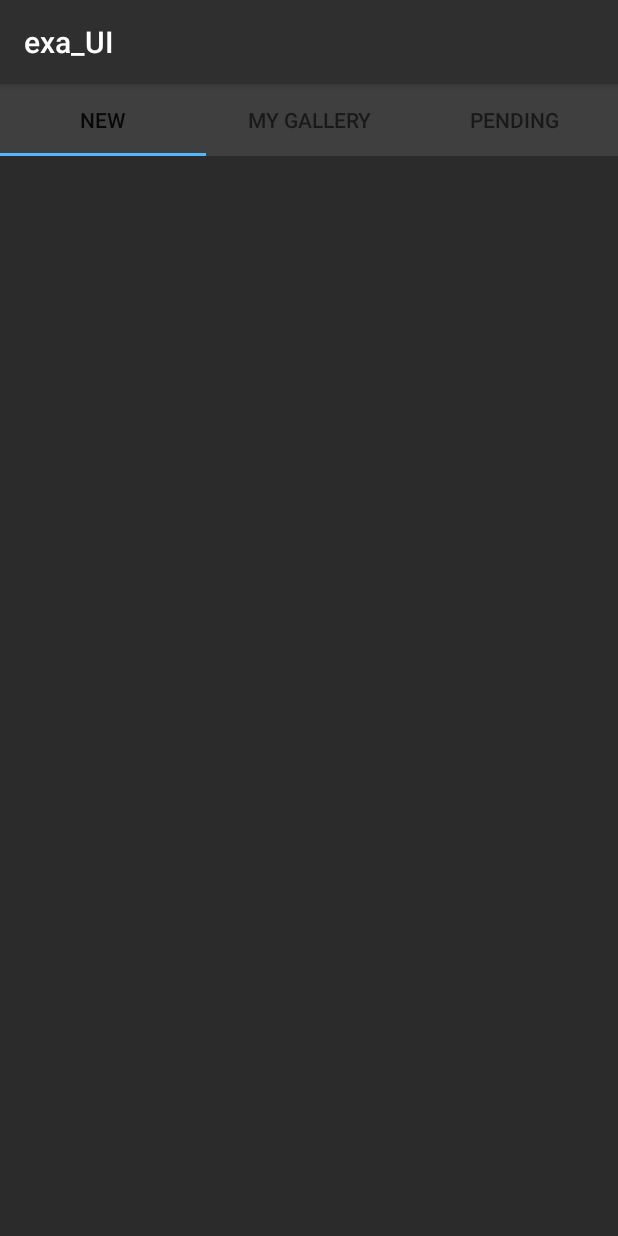
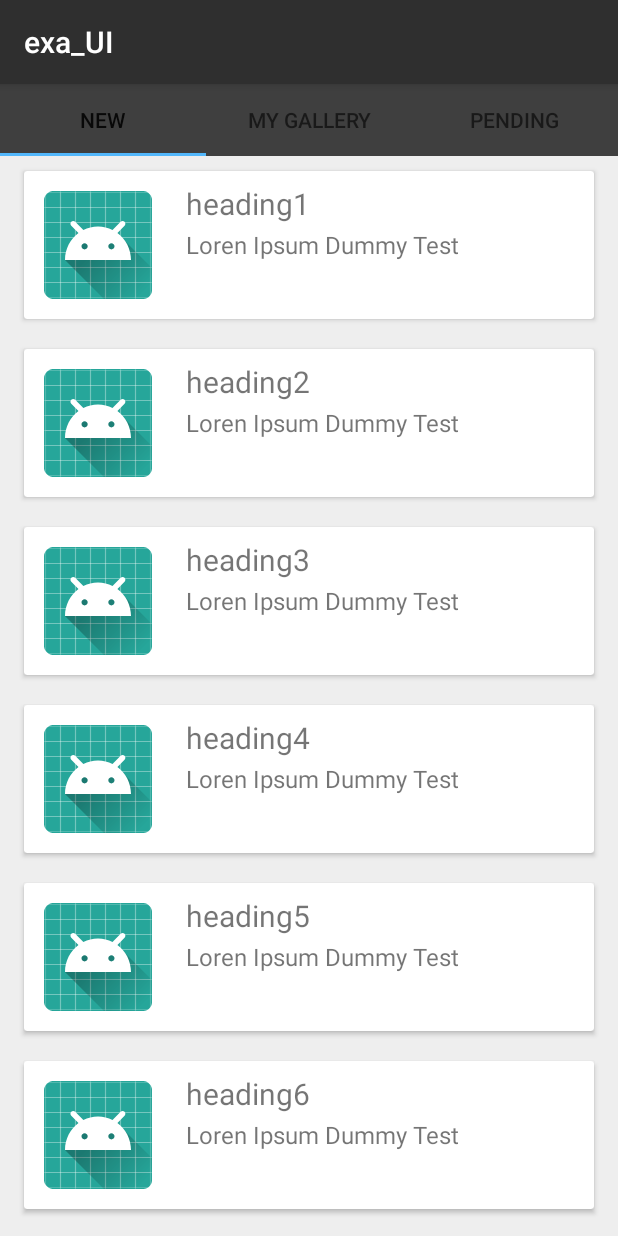
Before and after one commit to Aseer-Ahmad/start_here, an Android app: the fragmentnew screen opened directly, with no data from a screen before it, on a phone screen of 412 x 824 dp. Run offline under Robolectric (Android 15) with nearby library versions, the phone set to English and light mode, and no system bars.

Commit message:
Card view done

```diff
--- a/ExaVaganza/app/src/main/AndroidManifest.xml
+++ b/ExaVaganza/app/src/main/AndroidManifest.xml
@@ -8,7 +8,8 @@
         android:label="@string/app_name"
         android:roundIcon="@mipmap/ic_launcher_round"
         android:supportsRtl="true"
-        android:theme="@style/AppTheme">
+        android:theme="@style/AppTheme"
+            >
         <activity android:name=".MainActivity">
             <intent-filter>
                 <action android:name="android.intent.action.MAIN" />
--- /dev/null
+++ b/ExaVaganza/app/src/main/java/com/example/newu/exa_ui/ListItem.java
@@ -0,0 +1,26 @@
+package com.example.newu.exa_ui;
+
+/**
+ * Created by cruzer on 9/3/18.
+ */
+
+public class ListItem {
+
+    public ListItem() {
+    }
+    private String head;
+    private String desc;
+
+    public ListItem(String head, String desc) {
+        this.head = head;
+        this.desc = desc;
+    }
+
+    public String getHead() {
+        return head;
+    }
+
+    public String getDesc() {
+        return desc;
+    }
+}
--- /dev/null
+++ b/ExaVaganza/app/src/main/java/com/example/newu/exa_ui/MyAdapter.java
@@ -0,0 +1,106 @@
+package com.example.newu.exa_ui;
+
+/**
+ * Created by cruzer on 9/3/18.
+ */
+
+import android.content.Context;
+import android.support.annotation.NonNull;
+import android.support.v7.widget.RecyclerView;
+import android.view.LayoutInflater;
+import android.view.View;
+import android.view.ViewGroup;
+import android.widget.TextView;
+
+import java.util.List;
+
+/**
+ * Created by cruzer on 8/3/18.
+ */
+
+/*
+The adapter is the piece that will connect our data to our RecyclerView and determine the
+ViewHolder(s) which will need to be used to display that data.
+*/
+
+public class MyAdapter extends RecyclerView.Adapter<MyAdapter.ViewHolder> {
+
+    // Inputing Data in the list
+
+    private List<ListItem> listItems;;
+    private Context context;
+
+    public MyAdapter(List<ListItem> listItems, Context context) {
+        this.listItems = listItems;
+        this.context = context;
+    }
+
+
+
+
+    @NonNull
+    @Override
+    public ViewHolder onCreateViewHolder(@NonNull ViewGroup parent, int viewType) {
+
+        /*
+        This method is called right when the adapter is created and is
+        used to initialize your ViewHolder(s).This new ViewHolder should
+        be constructed with a new View that can represent the items of the
+        given type. You can either create a new View manually or inflate
+        it from an XML layout file.
+        */
+
+        View v = LayoutInflater.from(parent.getContext())
+                .inflate(R.layout.list_item,parent,false);
+        return new ViewHolder(v);
+    }
+
+    @Override
+    public void onBindViewHolder(@NonNull ViewHolder holder, int position) {
+
+        /*
+        This method is called for each ViewHolder to bind it to the adapter.
+        This is where we will pass our data to our ViewHolder.
+        Called by RecyclerView to display the data at the specified position.
+        This method should update the contents of the itemView to reflect the
+        item at the given position.
+        */
+
+        ListItem listItem = listItems.get(position); // Will give the specific position object of listitem
+
+        // Setting the values in holder so as to display in the recycler view
+
+        holder.textViewHead.setText(listItem.getHead());
+        holder.textViewDesc.setText(listItem.getDesc());
+    }
+
+    @Override
+    public int getItemCount() {
+        /*
+        This method returns the size of the collection that contains the items
+        we want to display.
+        */
+        return listItems.size();
+    }
+
+
+    public class ViewHolder extends RecyclerView.ViewHolder{
+
+        /*
+        The RecyclerView.ViewHolder class has a field that is public final View itemView.
+        It says that the onBindViewHolder method should update the contents of the itemView to
+        reflect the item at the given position .
+        */
+
+        public TextView textViewHead;
+        public TextView textViewDesc;
+
+        public ViewHolder(View itemView) {
+            super(itemView);
+
+            textViewHead = itemView.findViewById(R.id.textViewHead);
+            textViewDesc = itemView.findViewById(R.id.textViewDesc);
+
+        }
+    }
+}
--- a/ExaVaganza/app/src/main/java/com/example/newu/exa_ui/fragmentnew.java
+++ b/ExaVaganza/app/src/main/java/com/example/newu/exa_ui/fragmentnew.java
@@ -1,11 +1,18 @@
 package com.example.newu.exa_ui;
 
+import android.app.LauncherActivity;
+import android.support.annotation.NonNull;
 import android.support.v4.app.Fragment;
 import android.os.Bundle;
 import android.support.annotation.Nullable;
+import android.support.v7.widget.LinearLayoutManager;
+import android.support.v7.widget.RecyclerView;
 import android.view.LayoutInflater;
 import android.view.View;
 import android.view.ViewGroup;
+
+import java.util.ArrayList;
+import java.util.List;
 
 /**
  * Created by nEW u on 08/03/2018.
@@ -13,17 +20,53 @@ import android.view.ViewGroup;
 
 public class fragmentnew extends Fragment {
 
+    private RecyclerView recyclerView;
+    private RecyclerView.Adapter adapter;
+    private List<ListItem> listItems;
+
     View v;
     public fragmentnew() {
+
     }
+
 
     @Nullable
     @Override
     public View onCreateView(LayoutInflater inflater, @Nullable ViewGroup container, Bundle savedInstanceState) {
+
         v=inflater.inflate(R.layout.new_space,container,false);
+        // inflator sets the UI of fragment to new_space
+
         return v;
 
     }
 
+    @Override
+    public void onViewCreated(@NonNull View view, @Nullable Bundle savedInstanceState) {
+        super.onViewCreated(view, savedInstanceState);
+        recyclerView = getView().findViewById(R.id.recyclerview);
+    }
 
-}
+    @Override
+    public void onStart() {
+        super.onStart();
+
+
+            recyclerView.setHasFixedSize(true);
+            recyclerView.setLayoutManager(new LinearLayoutManager(this.getActivity()));
+            listItems = new ArrayList<>();
+
+            for(int i = 0;i<=10;i++){
+                ListItem listItem = new ListItem(
+                        "heading" + (i+1),
+                        "Loren Ipsum Dummy Test"
+                );
+                listItems.add(listItem);
+            }
+
+            adapter = new MyAdapter(listItems, this.getActivity());
+            recyclerView.setAdapter(adapter);
+        }
+
+
+    }
--- a/ExaVaganza/app/src/main/java/com/example/newu/exa_ui/fragmentpending.java
+++ b/ExaVaganza/app/src/main/java/com/example/newu/exa_ui/fragmentpending.java
@@ -1,28 +1,72 @@
 package com.example.newu.exa_ui;
 
+import android.app.LauncherActivity;
+import android.support.annotation.NonNull;
 import android.support.v4.app.Fragment;
 import android.os.Bundle;
 import android.support.annotation.Nullable;
+import android.support.v7.widget.LinearLayoutManager;
+import android.support.v7.widget.RecyclerView;
 import android.view.LayoutInflater;
 import android.view.View;
 import android.view.ViewGroup;
 
-import java.util.zip.Inflater;
+import java.util.ArrayList;
+import java.util.List;
 
 /**
  * Created by nEW u on 08/03/2018.
  */
 
-public class fragmentpending extends Fragment{
+public class fragmentpending extends Fragment {
+
+    private RecyclerView recyclerView;
+    private RecyclerView.Adapter adapter;
+    private List<ListItem> listItems;
 
     View v;
     public fragmentpending() {
+
     }
+
 
     @Nullable
     @Override
     public View onCreateView(LayoutInflater inflater, @Nullable ViewGroup container, Bundle savedInstanceState) {
-        v= inflater.inflate(R.layout.pending,container,false);
+
+        v=inflater.inflate(R.layout.new_space,container,false);
+        // inflator sets the UI of fragment to new_space
+
         return v;
+
     }
+
+    @Override
+    public void onViewCreated(@NonNull View view, @Nullable Bundle savedInstanceState) {
+        super.onViewCreated(view, savedInstanceState);
+        recyclerView = getView().findViewById(R.id.recyclerview);
+    }
+
+    @Override
+    public void onStart() {
+        super.onStart();
+
+
+        recyclerView.setHasFixedSize(true);
+        recyclerView.setLayoutManager(new LinearLayoutManager(this.getActivity()));
+        listItems = new ArrayList<>();
+
+        for(int i = 0;i<=10;i++){
+            ListItem listItem = new ListItem(
+                    "heading" + (i+1),
+                    "Loren Ipsum Dummy Test"
+            );
+            listItems.add(listItem);
+        }
+
+        adapter = new MyAdapter(listItems, this.getActivity());
+        recyclerView.setAdapter(adapter);
+    }
+
+
 }
--- /dev/null
+++ b/ExaVaganza/app/src/main/res/layout/list_item.xml
@@ -0,0 +1,55 @@
+<?xml version="1.0" encoding="utf-8"?>
+<LinearLayout
+    xmlns:android="http://schemas.android.com/apk/res/android" android:layout_width="match_parent"
+    android:layout_height="wrap_content"
+    android:background="#EEEEEE">
+
+
+    <android.support.v7.widget.CardView
+        android:layout_width="match_parent"
+        android:layout_height="wrap_content"
+        android:layout_marginBottom="10dp"
+        android:layout_marginStart="16dp"
+        android:layout_marginEnd="16dp"
+        android:layout_marginTop="10dp"
+        android:elevation="20dp">
+
+        <RelativeLayout
+            android:layout_width="match_parent"
+            android:layout_height="wrap_content"
+            android:orientation="vertical"
+            android:padding="8dp">
+
+            <ImageView
+                android:id="@+id/imageView"
+                android:tag="image_tag"
+                android:layout_width="wrap_content"
+                android:layout_height="wrap_content"
+                android:layout_margin="5dp"
+                android:layout_weight="1"
+                android:src="@mipmap/ic_launcher"/>
+
+            <TextView
+                android:id="@+id/textViewHead"
+                android:layout_width="match_parent"
+                android:layout_height="wrap_content"
+                android:layout_alignParentStart="true"
+                android:layout_alignParentTop="true"
+                android:layout_marginStart="100dp"
+                android:text="Heading"
+                android:textSize="20dp"
+                android:layout_alignParentLeft="true"
+                android:layout_marginLeft="100dp" />
+
+            <TextView
+                android:id="@+id/textViewDesc"
+                android:layout_width="match_parent"
+                android:layout_height="wrap_content"
+                android:layout_alignStart="@+id/textViewHead"
+                android:layout_centerVertical="true"
+                android:text="Description"
+                android:textSize="16dp"
+                android:layout_alignLeft="@+id/textViewHead" />
+        </RelativeLayout>
+    </android.support.v7.widget.CardView>
+</LinearLayout>
--- a/ExaVaganza/app/src/main/res/layout/new_space.xml
+++ b/ExaVaganza/app/src/main/res/layout/new_space.xml
@@ -2,7 +2,14 @@
 <LinearLayout
     xmlns:android="http://schemas.android.com/apk/res/android" android:layout_width="match_parent"
     android:layout_height="match_parent"
-    android:background="@color/backgroundFragment"
+    android:background="#FFFFFF"
     >
 
+    <android.support.v7.widget.RecyclerView
+        android:layout_width="match_parent"
+        android:layout_height="match_parent"
+        android:id="@+id/recyclerview">
+
+    </android.support.v7.widget.RecyclerView>
+
 </LinearLayout>
--- a/ExaVaganza/app/src/main/res/layout/pending.xml
+++ b/ExaVaganza/app/src/main/res/layout/pending.xml
@@ -1,9 +1,15 @@
 <?xml version="1.0" encoding="utf-8"?>
-<LinearLayout xmlns:android="http://schemas.android.com/apk/res/android"
-    android:orientation="vertical" android:layout_width="match_parent"
+<LinearLayout
+    xmlns:android="http://schemas.android.com/apk/res/android" android:layout_width="match_parent"
     android:layout_height="match_parent"
-    android:background="@color/backgroundFragment"
-
+    android:background="#FFFFFF"
     >
 
+    <android.support.v7.widget.RecyclerView
+        android:layout_width="match_parent"
+        android:layout_height="match_parent"
+        android:id="@+id/recyclerview">
+
+    </android.support.v7.widget.RecyclerView>
+
 </LinearLayout>
```
Also changed, not shown: ExaVaganza/app/build.gradle (+8 -8 lines).
